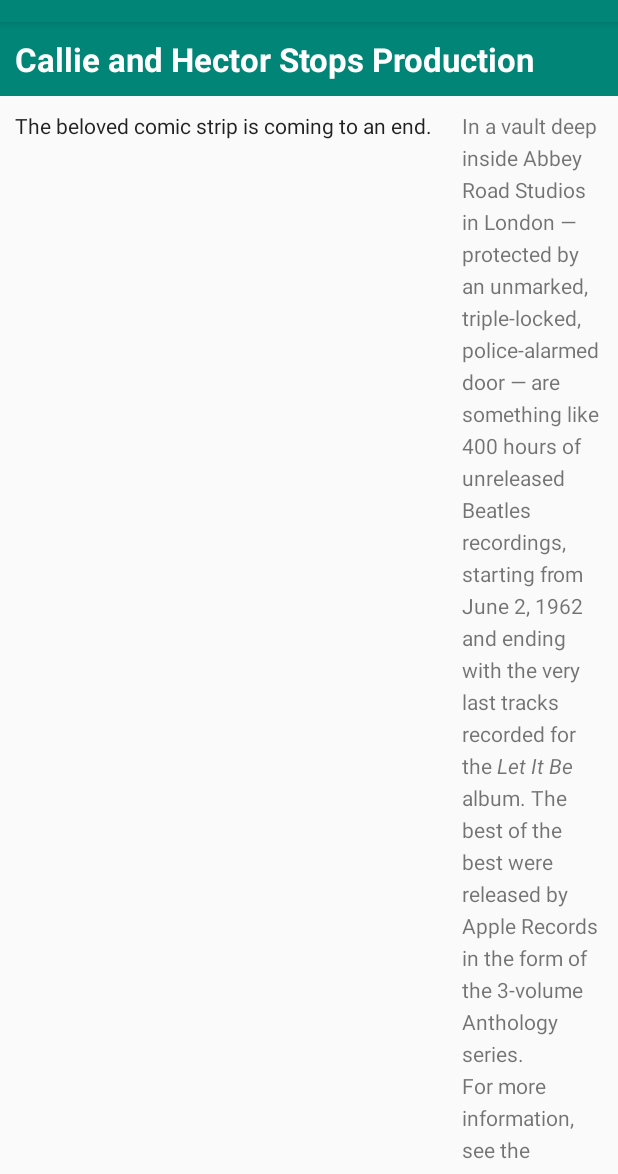
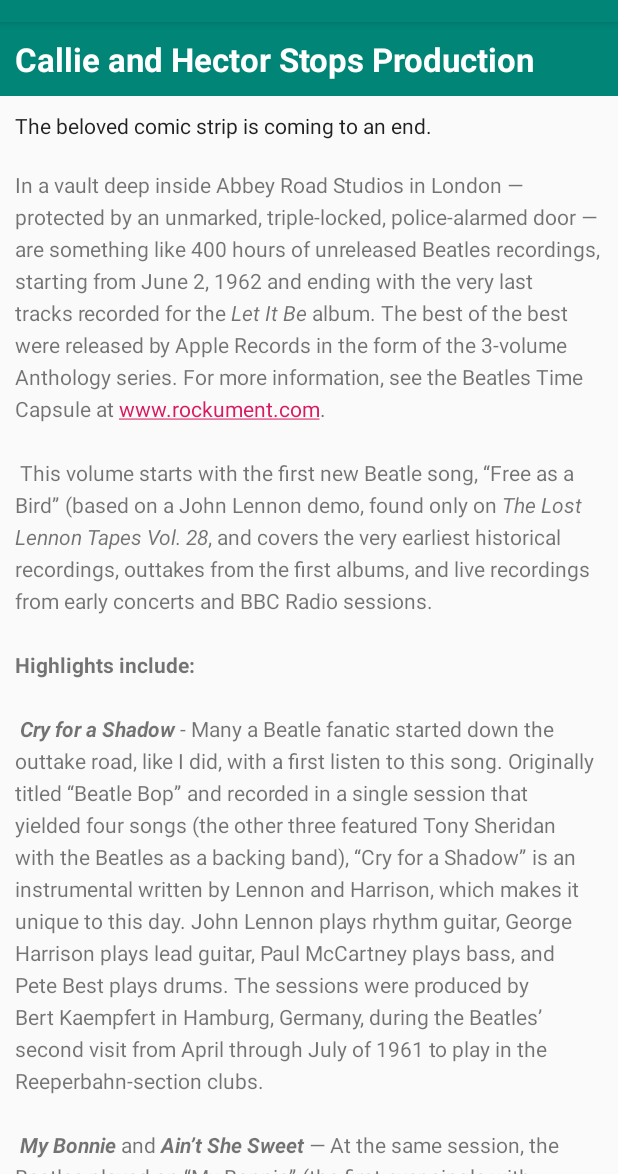
Before and after one commit to WriterArtistCoder/ScrollingText, an Android app: the screen it shows after launch (MainActivity), on a phone screen of 412 x 824 dp, the part 62-1236 px from its top. Run offline under Robolectric (Android 15) with nearby library versions, the phone set to English and light mode, and no system bars.

Commit message:
Finished ScrollingText! 🤮🥳😅👩‍💻🦸‍♀️

```diff
--- a/app/src/main/res/layout/activity_main.xml
+++ b/app/src/main/res/layout/activity_main.xml
@@ -4,7 +4,17 @@
     android:layout_width="match_parent"
     android:layout_height="match_parent"
     tools:context=".MainActivity">
-    <!-- Comment -->
+
+    <TextView
+        android:id="@+id/article_heading"
+        android:layout_width="match_parent"
+        android:layout_height="wrap_content"
+        android:background="@color/colorPrimary"
+        android:padding="@dimen/padding_regular"
+        android:text="@string/article_title"
+        android:textAppearance="@android:style/TextAppearance.DeviceDefault.Large"
+        android:textColor="@android:color/white"
+        android:textStyle="bold" />
 
     <ScrollView
         android:layout_width="wrap_content"
@@ -13,7 +23,8 @@
 
         <LinearLayout
             android:layout_width="match_parent"
-            android:layout_height="wrap_content">
+            android:layout_height="wrap_content"
+            android:orientation="vertical">
 
             <TextView
                 android:id="@+id/article_subheading"
@@ -34,15 +45,6 @@
         </LinearLayout>
     </ScrollView>
 
-    <TextView
-        android:id="@+id/article_heading"
-        android:layout_width="match_parent"
-        android:layout_height="wrap_content"
-        android:background="@color/colorPrimary"
-        android:padding="@dimen/padding_regular"
-        android:text="@string/article_title"
-        android:textAppearance="@android:style/TextAppearance.DeviceDefault.Large"
-        android:textColor="@android:color/white"
-        android:textStyle="bold" />
+
 
 </RelativeLayout>
```
